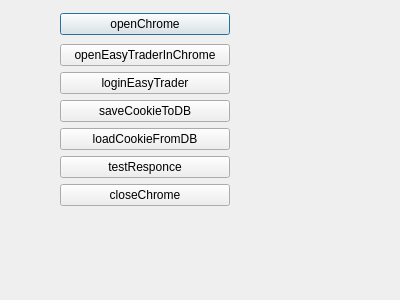
Before: the Qt Designer form Codes/mofidBroker/easytraderdialog.ui in vahidbk/FATS, drawn with Qt 5.
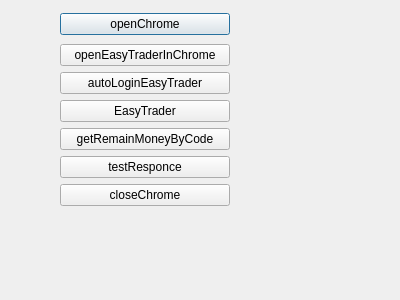
After: the same form once the commit is applied.

Commit message: test  requestium not compeleted beacuse intenet lost easy Trader

What changed in the file:
```diff
--- a/Codes/mofidBroker/easytraderdialog.ui
+++ b/Codes/mofidBroker/easytraderdialog.ui
@@ -42,21 +42,21 @@
       <item>
        <widget class="QPushButton" name="loginEasyTraderButton">
         <property name="text">
-         <string>loginEasyTrader</string>
+         <string>autoLoginEasyTrader</string>
         </property>
        </widget>
       </item>
       <item>
        <widget class="QPushButton" name="saveCookieToDBButton">
         <property name="text">
-         <string>saveCookieToDB</string>
+         <string>EasyTrader</string>
         </property>
        </widget>
       </item>
       <item>
        <widget class="QPushButton" name="loadCookieFromDBButton">
         <property name="text">
-         <string>loadCookieFromDB</string>
+         <string>getRemainMoneyByCode</string>
         </property>
        </widget>
       </item>
```
The commit also changes 2 other files.
